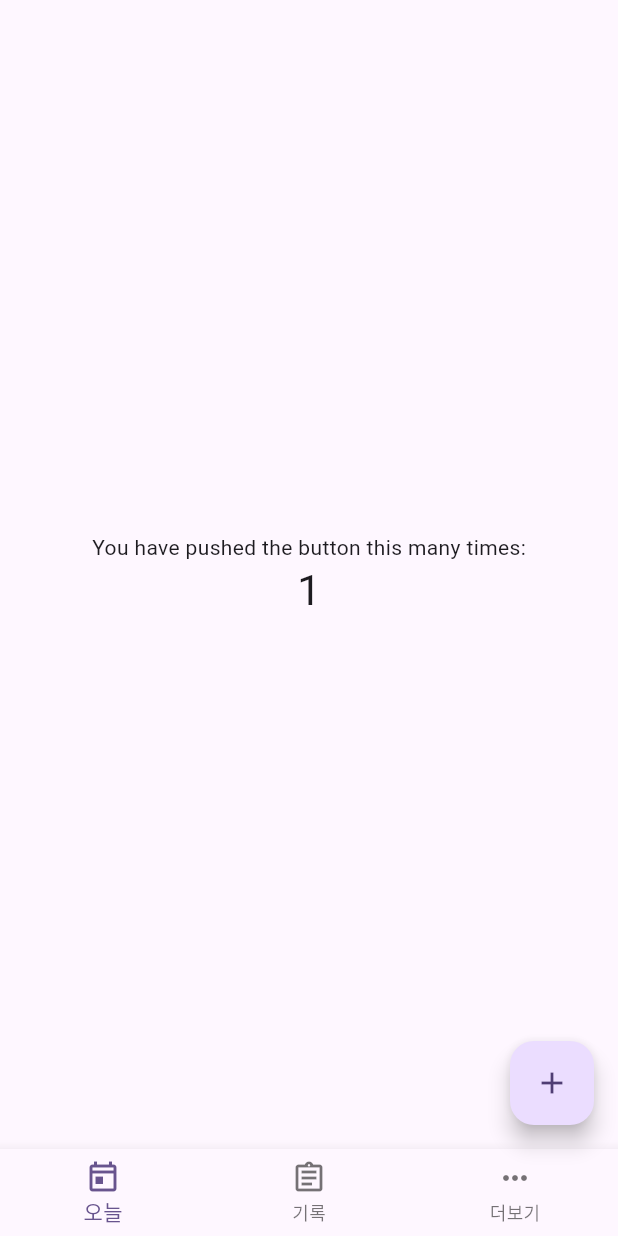
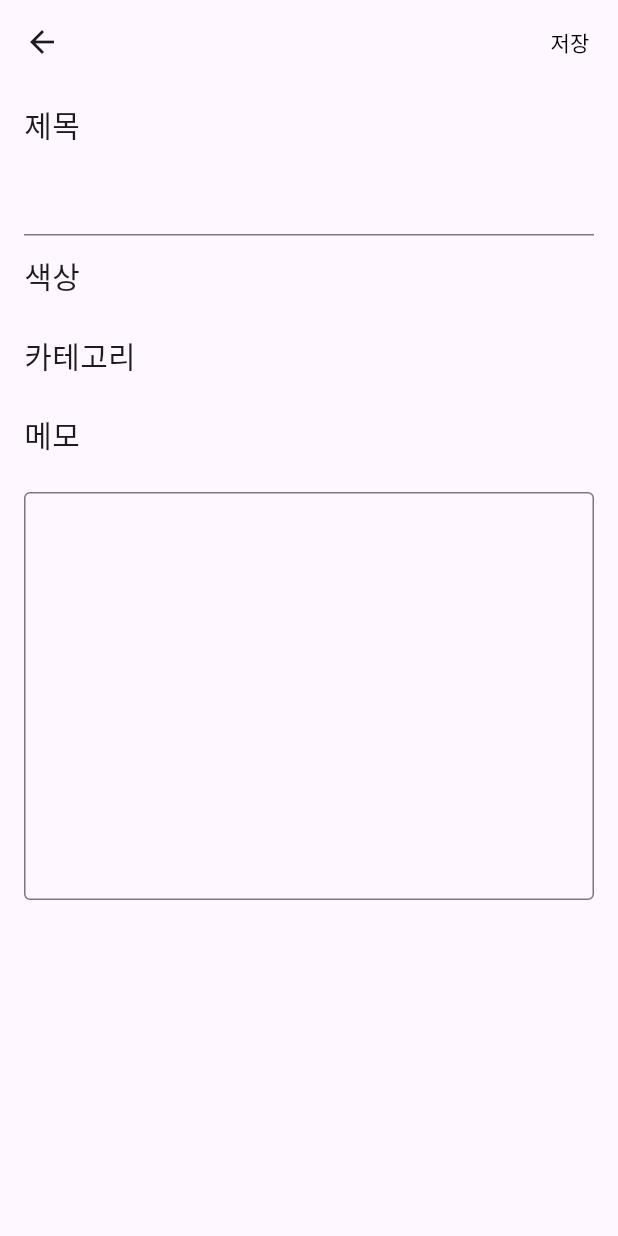
Before and after one commit to dhjkl123/myflutter, a Flutter app: the screen it shows after launch, after a tap on the "add" icon, on a phone screen of 412 x 824 dp. Run offline on Flutter 3.47's test engine with Material 2 defaults, Android fonts, the light colour scheme and no system bars; our stand-ins replace sqflite; accounts and stored records are empty.

Commit message:
todo app finish

```diff
--- /dev/null
+++ b/todo_app/lib/data/database.dart
@@ -0,0 +1,115 @@
+import 'dart:async';
+
+import 'package:sqflite/sqflite.dart';
+import 'package:todo_app/data/todo.dart';
+import 'package:path/path.dart';
+
+class DatabaseHelper {
+  static const String _databaseName = "todo.db";
+  static const int _databaseVersion = 1;
+  static const String todoTable = "todo";
+
+  DatabaseHelper._privateContructor();
+
+  static final DatabaseHelper instance = DatabaseHelper._privateContructor();
+
+  late Database _database;
+
+  Future<Database> get database async {
+    //if (!_database.isNull) return _database;
+    _database = await _initDatabase();
+
+    return _database;
+  }
+
+  _initDatabase() async {
+    var databasePath = await getDatabasesPath();
+    String path = join(databasePath, _databaseName);
+    return await openDatabase(path,
+        version: _databaseVersion, onCreate: _onCreate, onUpgrade: _onUpgrade);
+  }
+
+  Future _onCreate(Database db, int version) async {
+    await db.execute('''
+CREATE TABLE $todoTable (
+  id INTEGER PRIMARY KEY AUTOINCREMENT,
+  date INTEGER DEFAULT 0,
+  done INTEGER DEFAULT 0,
+  title TEXT,
+  memo TEXT,
+  color INTEGER,
+  category TEXT
+)
+''');
+  }
+
+  Future _onUpgrade(Database db, int oldVersion, int newVersion) async {}
+
+  Future<int> insertTodo(Todo todo) async {
+    Database db = await instance.database;
+    if (todo.id == null) {
+      Map<String, dynamic> row = {
+        "title": todo.title,
+        "date": todo.date,
+        "memo": todo.memo,
+        "color": todo.color,
+        "category": todo.category,
+        "done": todo.done,
+      };
+
+      return await db.insert(todoTable, row);
+    } else {
+      Map<String, dynamic> row = {
+        "title": todo.title,
+        "date": todo.date,
+        "memo": todo.memo,
+        "color": todo.color,
+        "category": todo.category,
+        "done": todo.done,
+      };
+      return await db
+          .update(todoTable, row, where: "id = ?", whereArgs: [todo.id]);
+    }
+  }
+
+  Future<List<Todo>> getAllData() async {
+    Database db = await instance.database;
+    List<Todo> todos = [];
+
+    var queries = await db.query(todoTable);
+
+    for (var q in queries) {
+      todos.add(Todo(
+        id: int.parse(q["id"].toString()),
+        title: q["title"].toString(),
+        date: int.parse(q["date"].toString()),
+        memo: q["memo"].toString(),
+        category: q["category"].toString(),
+        color: int.parse(q["color"].toString()),
+        done: int.parse(q["done"].toString()),
+      ));
+    }
+    return todos;
+  }
+
+  Future<List<Todo>> getTodoByDate(int date) async {
+    Database db = await instance.database;
+    List<Todo> todos = [];
+
+    var queries =
+        await db.query(todoTable, where: "date = ?", whereArgs: [date]);
+
+    for (var q in queries) {
+      todos.add(Todo(
+        id: int.parse(q["id"].toString()),
+        title: q["title"].toString(),
+        date: int.parse(q["date"].toString()),
+        memo: q["memo"].toString(),
+        category: q["category"].toString(),
+        color: int.parse(q["color"].toString()),
+        done: int.parse(q["done"].toString()),
+      ));
+    }
+    return todos;
+  }
+}
--- /dev/null
+++ b/todo_app/lib/data/todo.dart
@@ -0,0 +1,19 @@
+class Todo {
+  String title;
+  String memo;
+  String category;
+  int color;
+  int? done = 0;
+  int date;
+  late int? id;
+
+  Todo({
+    required this.title,
+    required this.memo,
+    required this.category,
+    required this.color,
+    this.done,
+    required this.date,
+    this.id,
+  });
+}
--- /dev/null
+++ b/todo_app/lib/data/util.dart
@@ -0,0 +1,19 @@
+class Util {
+  static int getForamtTime(DateTime date) {
+    return int.parse(
+        "${makeTwoDigit(date.year)}${makeTwoDigit(date.month)}${makeTwoDigit(date.day)}");
+  }
+
+  static String makeTwoDigit(int num) {
+    return num.toString().padLeft(2, "0");
+  }
+
+  static DateTime numToDateTime(int date) {
+    String _d = date.toString();
+    int year = int.parse(_d.substring(0, 4));
+    int month = int.parse(_d.substring(4, 6));
+    int day = int.parse(_d.substring(6, 8));
+
+    return DateTime(year, month, day);
+  }
+}
--- a/todo_app/lib/main.dart
+++ b/todo_app/lib/main.dart
@@ -1,4 +1,9 @@
 import 'package:flutter/material.dart';
+import 'package:sqflite/sqflite.dart';
+import 'package:todo_app/data/database.dart';
+import 'package:todo_app/data/todo.dart';
+import 'package:todo_app/data/util.dart';
+import 'package:todo_app/write.dart';
 
 void main() {
   runApp(const MyApp());
@@ -55,17 +60,44 @@ class MyHomePage extends StatefulWidget {
 }
 
 class _MyHomePageState extends State<MyHomePage> {
-  int _counter = 0;
+  int selectindex = 0;
 
-  void _incrementCounter() {
-    setState(() {
-      // This call to setState tells the Flutter framework that something has
-      // changed in this State, which causes it to rerun the build method below
-      // so that the display can reflect the updated values. If we changed
-      // _counter without calling setState(), then the build method would not be
-      // called again, and so nothing would appear to happen.
-      _counter++;
-    });
+  List<Todo> todos = [
+    // Todo(
+    //   title: "패스트캠퍼스 강의듣기1",
+    //   memo: "앱 개발 입문 강의 듣기1",
+    //   category: "공부",
+    //   color: Colors.redAccent.value,
+    //   done: 0,
+    //   date: 20210709,
+    // ),
+    // Todo(
+    //   title: "패스트캠퍼스 강의듣기2",
+    //   memo: "앱 개발 입문 강의 듣기2",
+    //   category: "공부",
+    //   color: Colors.blueAccent.value,
+    //   done: 1,
+    //   date: 20210709,
+    // )
+  ];
+
+  @override
+  void initState() {
+    getTodayTodo();
+    super.initState();
+  }
+
+  final DatabaseHelper databaseHelper = DatabaseHelper.instance;
+
+  void getTodayTodo() async {
+    todos =
+        await databaseHelper.getTodoByDate(Util.getForamtTime(DateTime.now()));
+    setState(() {});
+  }
+
+  void getAllTodo() async {
+    allTodo = await databaseHelper.getAllData();
+    setState(() {});
   }
 
   @override
@@ -81,41 +113,39 @@ class _MyHomePageState extends State<MyHomePage> {
         preferredSize: Size.fromHeight(0),
         child: AppBar(),
       ),
-      body: Center(
-        // Center is a layout widget. It takes a single child and positions it
-        // in the middle of the parent.
-        child: Column(
-          // Column is also a layout widget. It takes a list of children and
-          // arranges them vertically. By default, it sizes itself to fit its
-          // children horizontally, and tries to be as tall as its parent.
-          //
-          // Column has various properties to control how it sizes itself and
-          // how it positions its children. Here we use mainAxisAlignment to
-          // center the children vertically; the main axis here is the vertical
-          // axis because Columns are vertical (the cross axis would be
-          // horizontal).
-          //
-          // TRY THIS: Invoke "debug painting" (choose the "Toggle Debug Paint"
-          // action in the IDE, or press "p" in the console), to see the
-          // wireframe for each widget.
-          mainAxisAlignment: MainAxisAlignment.center,
-          children: <Widget>[
-            const Text(
-              'You have pushed the button this many times:',
-            ),
-            Text(
-              '$_counter',
-              style: Theme.of(context).textTheme.headlineMedium,
-            ),
-          ],
+      floatingActionButton: FloatingActionButton(
+        onPressed: () async {
+          Todo todo = await Navigator.of(context).push(MaterialPageRoute(
+              builder: (ctx) => TodoWritePage(
+                  todo: Todo(
+                      title: "",
+                      memo: "",
+                      category: "",
+                      color: 0,
+                      done: 0,
+                      date: Util.getForamtTime(
+                          DateTime.now().subtract(Duration(days: 1)))))));
+          getTodayTodo();
+          setState(() {});
+        },
+        child: Icon(
+          Icons.add,
+          color: Colors.white,
         ),
       ),
-      floatingActionButton: FloatingActionButton(
-        onPressed: _incrementCounter,
-        tooltip: 'Increment',
-        child: const Icon(Icons.add),
-      ),
-      bottomNavigationBar: BottomNavigationBar(items: [
+      body: getPage(),
+      bottomNavigationBar: BottomNavigationBar(
+          currentIndex: selectindex,
+          onTap: (idx) {
+            if (idx == 1) {
+              getAllTodo();
+            }
+
+            setState(() {
+              selectindex = idx;
+            });
+          },
+          items: [
             BottomNavigationBarItem(
               icon: Icon(Icons.today_outlined),
               label: "오늘",
@@ -131,4 +161,183 @@ class _MyHomePageState extends State<MyHomePage> {
           ]), // This trailing comma makes auto-formatting nicer for build methods.
     );
   }
+
+  Widget getPage() {
+    if (selectindex == 0) {
+      return getMain();
+    } else {
+      return getHistory();
     }
+  }
+
+  Widget getMain() {
+    return ListView.builder(
+      itemBuilder: (ctx, idx) {
+        if (idx == 0) {
+          return Container(
+            margin: EdgeInsets.only(
+              top: 20,
+              left: 30,
+            ),
+            child: Text(
+              "오늘 하루",
+              style: TextStyle(
+                fontSize: 24,
+                fontWeight: FontWeight.bold,
+              ),
+            ),
+          );
+        } else if (idx == 1) {
+          return Container(
+            padding: EdgeInsets.symmetric(horizontal: 12),
+            margin: EdgeInsets.symmetric(horizontal: 20),
+            child: Column(
+              children: [
+                for (var todo in todos)
+                  if (todo.done == 0)
+                    InkWell(
+                      onLongPress: () async {
+                        Todo t = await Navigator.of(context).push(
+                            MaterialPageRoute(
+                                builder: (ctx) => TodoWritePage(todo: todo)));
+                        getTodayTodo();
+                        setState(() {});
+                      },
+                      onTap: () async {
+                        setState(() {
+                          if (todo.done == 0) {
+                            todo.done = 1;
+                          } else {
+                            todo.done = 0;
+                          }
+                        });
+
+                        await databaseHelper.insertTodo(todo);
+                      },
+                      child: TodoCard(todo: todo),
+                    )
+              ],
+            ),
+          );
+        } else if (idx == 2) {
+          return Container(
+            margin: EdgeInsets.only(
+              top: 20,
+              left: 30,
+            ),
+            child: Text(
+              "완료된 하루",
+              style: TextStyle(
+                fontSize: 24,
+                fontWeight: FontWeight.bold,
+              ),
+            ),
+          );
+        } else if (idx == 3) {
+          return Container(
+            padding: EdgeInsets.symmetric(horizontal: 12),
+            margin: EdgeInsets.symmetric(horizontal: 20),
+            child: Column(
+              children: [
+                for (var todo in todos)
+                  if (todo.done == 1)
+                    InkWell(
+                      onLongPress: () async {
+                        Todo t = await Navigator.of(context).push(
+                            MaterialPageRoute(
+                                builder: (ctx) => TodoWritePage(todo: todo)));
+                        getTodayTodo();
+                        setState(() {});
+                      },
+                      onTap: () async {
+                        setState(() {
+                          if (todo.done == 1) {
+                            todo.done = 0;
+                          } else {
+                            todo.done = 1;
+                          }
+                        });
+
+                        await databaseHelper.insertTodo(todo);
+                      },
+                      child: TodoCard(todo: todo),
+                    )
+              ],
+            ),
+          );
+        }
+      },
+      itemCount: 4,
+    );
+  }
+
+  List<Todo> allTodo = [];
+
+  Widget getHistory() {
+    return ListView.builder(
+      itemBuilder: (context, index) {
+        return TodoCard(todo: allTodo[index]);
+      },
+      itemCount: allTodo.length,
+    );
+  }
+}
+
+class TodoCard extends StatelessWidget {
+  final Todo todo;
+  late int now;
+  late DateTime time;
+
+  TodoCard({super.key, required this.todo}) {
+    now = Util.getForamtTime(DateTime.now());
+    time = Util.numToDateTime(todo.date);
+  }
+
+  @override
+  Widget build(BuildContext context) {
+    return Container(
+      margin: EdgeInsets.symmetric(vertical: 5),
+      padding: EdgeInsets.symmetric(vertical: 3, horizontal: 12),
+      decoration: BoxDecoration(
+          color: Color(todo.color), borderRadius: BorderRadius.circular(16)),
+      child: Column(crossAxisAlignment: CrossAxisAlignment.start, children: [
+        Row(
+          mainAxisAlignment: MainAxisAlignment.spaceBetween,
+          children: [
+            Text(
+              todo.title,
+              style: TextStyle(
+                fontSize: 18,
+                color: Colors.white,
+                fontWeight: FontWeight.w600,
+              ),
+            ),
+            Text(
+              todo.done == 0 ? "미완료" : "완료",
+              style: TextStyle(
+                color: Colors.white,
+              ),
+            ),
+          ],
+        ),
+        Container(
+          height: 2,
+        ),
+        Text(
+          todo.memo,
+          style: TextStyle(
+            color: Colors.white,
+          ),
+        ),
+        now == todo.date
+            ? Container()
+            : Text(
+                "${time.month}월 ${time.day}일",
+                style: TextStyle(
+                  color: Colors.white,
+                ),
+              )
+      ]),
+    );
+  }
+}
--- /dev/null
+++ b/todo_app/lib/write.dart
@@ -0,0 +1,177 @@
+import 'package:flutter/material.dart';
+import 'package:todo_app/data/database.dart';
+import 'package:todo_app/data/todo.dart';
+
+class TodoWritePage extends StatefulWidget {
+  const TodoWritePage({super.key, required this.todo});
+
+  final Todo todo;
+
+  @override
+  State<TodoWritePage> createState() => _TodoWritePageState();
+}
+
+class _TodoWritePageState extends State<TodoWritePage> {
+  @override
+  void initState() {
+    // TODO: implement initState
+    super.initState();
+
+    nameController.text = widget.todo.title;
+    memoController.text = widget.todo.memo;
+  }
+
+  final DatabaseHelper databaseHelper = DatabaseHelper.instance;
+
+  TextEditingController nameController = TextEditingController();
+  TextEditingController memoController = TextEditingController();
+  int colorindex = 0;
+  int categoryindex = 0;
+
+  @override
+  Widget build(BuildContext context) {
+    return Scaffold(
+      appBar: AppBar(
+        actions: [
+          TextButton(
+              onPressed: () async {
+                widget.todo.title = nameController.text;
+                widget.todo.memo = memoController.text;
+                await databaseHelper.insertTodo(widget.todo);
+                Navigator.of(context).pop(widget.todo);
+              },
+              child: Text(
+                "저장",
+                style: TextStyle(
+                  color: Colors.black,
+                ),
+              ))
+        ],
+      ),
+      body: ListView.builder(
+        itemBuilder: (ctx, idx) {
+          if (idx == 0) {
+            return Container(
+              child: Text(
+                "제목",
+                style: TextStyle(fontSize: 20),
+              ),
+              margin: EdgeInsets.symmetric(
+                vertical: 12,
+                horizontal: 16,
+              ),
+            );
+          } else if (idx == 1) {
+            return Container(
+              margin: EdgeInsets.symmetric(
+                horizontal: 16,
+              ),
+              child: TextField(
+                controller: nameController,
+              ),
+            );
+          } else if (idx == 2) {
+            return InkWell(
+              onTap: () {
+                List<Color> colors = [
+                  Color(0xFF80d3f4),
+                  Color(0xffa794fa),
+                  Color(0xfffb91d1),
+                  Color(0xfffb8a94),
+                  Color(0xfffebd9a),
+                  Color(0xff51e29d),
+                  Color(0xffffffff),
+                ];
+
+                widget.todo.color = colors[colorindex].value;
+                colorindex++;
+
+                setState(() {
+                  colorindex = colorindex % colors.length;
+                });
+              },
+              child: Container(
+                margin: EdgeInsets.symmetric(
+                  vertical: 12,
+                  horizontal: 16,
+                ),
+                child: Row(
+                    mainAxisAlignment: MainAxisAlignment.spaceBetween,
+                    children: [
+                      Text(
+                        "색상",
+                        style: TextStyle(fontSize: 20),
+                      ),
+                      Container(
+                        width: 20,
+                        height: 20,
+                        color: Color(widget.todo.color),
+                      )
+                    ]),
+              ),
+            );
+          } else if (idx == 3) {
+            return InkWell(
+              onTap: () {
+                List<String> category = ["공부", "운동", "게임"];
+                widget.todo.category = category[categoryindex];
+
+                categoryindex++;
+                setState(() {
+                  categoryindex = categoryindex % category.length;
+                });
+              },
+              child: Container(
+                margin: EdgeInsets.symmetric(
+                  vertical: 12,
+                  horizontal: 16,
+                ),
+                child: Row(
+                  mainAxisAlignment: MainAxisAlignment.spaceBetween,
+                  children: [
+                    Text(
+                      "카테고리",
+                      style: TextStyle(fontSize: 20),
+                    ),
+                    Text(widget.todo.category),
+                  ],
+                ),
+              ),
+            );
+          } else if (idx == 4) {
+            return Container(
+              margin: EdgeInsets.symmetric(
+                vertical: 12,
+                horizontal: 16,
+              ),
+              child: Text(
+                "메모",
+                style: TextStyle(fontSize: 20),
+              ),
+            );
+          } else if (idx == 5) {
+            return Container(
+              margin: EdgeInsets.symmetric(
+                vertical: 12,
+                horizontal: 16,
+              ),
+              child: TextField(
+                controller: memoController,
+                maxLines: 10,
+                minLines: 10,
+                decoration: InputDecoration(
+                  border: OutlineInputBorder(
+                    borderSide: BorderSide(color: Colors.black),
+                  ),
+                ),
+              ),
+            );
+          }
+
+          return SizedBox();
+        },
+        itemCount: 6,
+      ),
+    );
+  }
+}
--- a/todo_app/pubspec.yaml
+++ b/todo_app/pubspec.yaml
@@ -35,8 +35,11 @@ dependencies:
   # The following adds the Cupertino Icons font to your application.
   # Use with the CupertinoIcons class for iOS style icons.
   cupertino_icons: ^1.0.2
+  sqflite: ^2.3.0
+  path: ^1.8.3
 
 dev_dependencies:
+
   flutter_test:
     sdk: flutter
 
```
Also changed, not shown: todo_app/pubspec.lock, 1 other file. Lines whose indentation alone changed are shown as unchanged.
